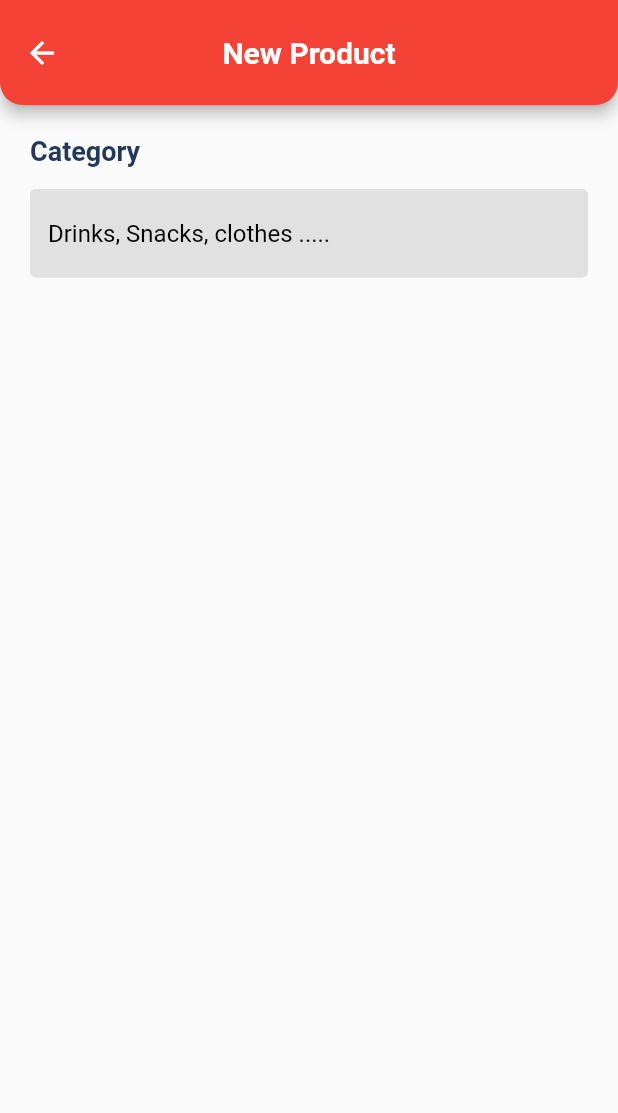
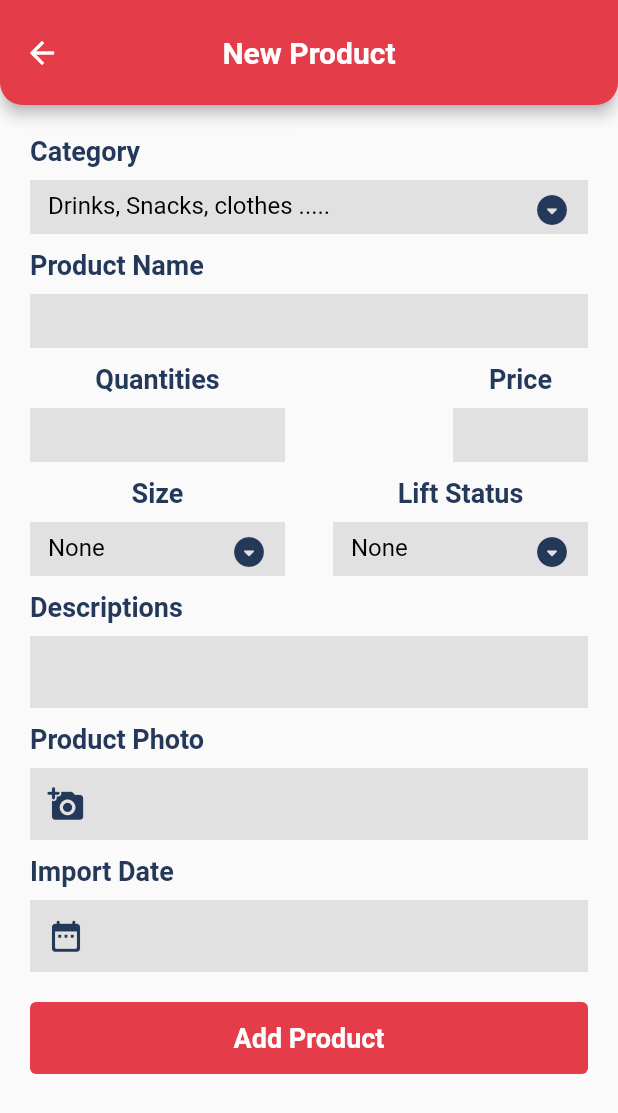
Before and after one commit to darot-chen/MyStockApp, a Flutter app: the screen it shows after launch, after a tap on the "add" icon, on a phone screen of 412 x 824 dp. Shown: the top 1113 px of the screen. Run offline on Flutter 3.47's test engine with Material 2 defaults, Android fonts, the phone set to English and light mode, and no system bars.

Commit message:
close 3 add product screen

```diff
--- a/lib/main.dart
+++ b/lib/main.dart
@@ -8,11 +8,23 @@ void main() {
 class MyApp extends StatelessWidget {
   @override
   Widget build(BuildContext context) {
+    const MaterialColor textColor = MaterialColor(0xFFE53C49, <int, Color>{
+      50: Color(0xFFE53C49),
+      100: Color(0xFFE53C49),
+      200: Color(0xFFE53C49),
+      300: Color(0xFFE53C49),
+      400: Color(0xFFE53C49),
+      500: Color(0xFFE53C49),
+      600: Color(0xFFE53C49),
+      700: Color(0xFFE53C49),
+      800: Color(0xFFE53C49),
+      900: Color(0xFFE53C49),
+    });
     return MaterialApp(
       debugShowCheckedModeBanner: false,
       title: 'Flutter Demo',
       theme: ThemeData(
-        primarySwatch: Colors.red,
+        primarySwatch: textColor,
       ),
       home: NavigationTabBar(),
     );
--- a/lib/screens/add_product.dart
+++ /dev/null
@@ -1,63 +0,0 @@
-import 'package:flutter/material.dart';
-import 'package:my_stock/components/my_app_bar.dart';
-
-class AddProductPage extends StatefulWidget {
-  @override
-  _AddProductPageState createState() => _AddProductPageState();
-}
-
-class _AddProductPageState extends State<AddProductPage> {
-  @override
-  Widget build(BuildContext context) {
-    return Scaffold(
-      appBar: MyAppBar(title: 'New Product'),
-      body: _buildBody,
-    );
-  }
-
-  get _buildBody {
-    return Container(
-      padding: EdgeInsets.all(20),
-      child: ListView(
-        children: [
-          _buildCategory,
-          SizedBox(height: 15,),
-          _buildcat,
-        ],
-      ),
-    );
-  }
-
-  get _buildCategory {
-    return Container(
-      child: Text(
-        'Category',
-        style: TextStyle(
-          color: Color(0xFF243859),
-          fontSize: 18,
-          fontWeight: FontWeight.bold,
-        ),
-      ),
-    );
-  }
-
-  get _buildcat{
-    return Container(
-      decoration: BoxDecoration(
-        color: Color(0xFFE1E1E1),
-        borderRadius: BorderRadius.circular(4),
-      ),
-      child: TextField(
-        decoration: InputDecoration(
-          enabledBorder: OutlineInputBorder(
-            borderRadius: BorderRadius.circular(4),
-            borderSide: BorderSide(color: Color(0xFFE1E1E1)),
-          ),
-          border: OutlineInputBorder(),
-          hintText: "Drinks, Snacks, clothes .....",
-          hintStyle: TextStyle(color: Color(0xFF000000),),
-        ),
-      ),
-    );
-  }
-}
--- /dev/null
+++ b/lib/screens/add_product_screen.dart
@@ -0,0 +1,506 @@
+import 'package:flutter/material.dart';
+import 'package:my_stock/components/my_app_bar.dart';
+import 'package:my_stock/screens/product_detail_screen.dart';
+
+class AddProductPage extends StatefulWidget {
+  @override
+  _AddProductPageState createState() => _AddProductPageState();
+}
+
+const MaterialColor _buttonTextColor = MaterialColor(0xFFE53C49, <int, Color>{
+  50: Color(0xFFE53C49),
+  100: Color(0xFFE53C49),
+  200: Color(0xFFE53C49),
+  300: Color(0xFFE53C49),
+  400: Color(0xFFE53C49),
+  500: Color(0xFFE53C49),
+  600: Color(0xFFE53C49),
+  700: Color(0xFFE53C49),
+  800: Color(0xFFE53C49),
+  900: Color(0xFFE53C49),
+});
+
+class _AddProductPageState extends State<AddProductPage> {
+  DateTime _date = DateTime.now();
+  Future<Null> _selectDate(BuildContext context) async {
+    DateTime _datePicker = await showDatePicker(
+      context: context,
+      initialDate: _date,
+      firstDate: DateTime(1999),
+      lastDate: DateTime(2050),
+      builder: (BuildContext context, Widget child) {
+        return Theme(
+          data: ThemeData(
+            primarySwatch: _buttonTextColor,
+            primaryColor: Color(0xFFE53C49),
+            accentColor: Color(0xFFE53C49),
+          ),
+          child: child,
+        );
+      },
+    );
+    if (_datePicker != null && _datePicker != _date) {
+      setState(() {
+        _date = _datePicker;
+        print(
+          _date.toString(),
+        );
+      });
+    }
+  }
+
+  @override
+  Widget build(BuildContext context) {
+    return Scaffold(
+      appBar: MyAppBar(title: 'New Product'),
+      body: _buildBody,
+    );
+  }
+
+  get _buildBody {
+    return Container(
+      padding: EdgeInsets.all(20),
+      child: ListView(
+        children: [
+          _buildCategory,
+          SizedBox(
+            height: 10,
+          ),
+          _buildProductName,
+          SizedBox(
+            height: 10,
+          ),
+          _buildQuantities,
+          SizedBox(
+            height: 10,
+          ),
+          _buildSizes,
+          SizedBox(
+            height: 10,
+          ),
+          _buildDescript,
+          SizedBox(
+            height: 10,
+          ),
+          _buildProductPhoto,
+          SizedBox(
+            height: 10,
+          ),
+          _buildImportDate,
+          SizedBox(
+            height: 20,
+          ),
+          _buildButtonAdd,
+        ],
+      ),
+    );
+  }
+
+  get _buildCategory {
+    return Container(
+      child: Column(
+        children: [
+          Container(
+            alignment: Alignment.topLeft,
+            child: Text(
+              'Category',
+              style: TextStyle(
+                color: Color(0xFF243859),
+                fontSize: 18,
+                fontWeight: FontWeight.bold,
+              ),
+            ),
+          ),
+          SizedBox(
+            height: 9,
+          ),
+          Container(
+            height: 36,
+            child: TextField(
+              autocorrect: true,
+              decoration: InputDecoration(
+                fillColor: Color(0xFFE1E1E1),
+                filled: true,
+                hintText: "Drinks, Snacks, clothes .....",
+                hintStyle: TextStyle(color: Color(0xFF000000)),
+                suffixIcon: IconButton(
+                    icon: Icon(
+                      Icons.arrow_drop_down_circle_rounded,
+                      size: 24,
+                      color: Color(0xFF243859),
+                    ),
+                    onPressed: () {}),
+                border: InputBorder.none,
+              ),
+            ),
+          ),
+        ],
+      ),
+    );
+  }
+
+  get _buildProductName {
+    return Container(
+      child: Column(
+        children: [
+          Container(
+            alignment: Alignment.topLeft,
+            child: Text(
+              'Product Name',
+              style: TextStyle(
+                color: Color(0xFF243859),
+                fontSize: 18,
+                fontWeight: FontWeight.bold,
+              ),
+            ),
+          ),
+          SizedBox(
+            height: 9,
+          ),
+          Container(
+            height: 36,
+            child: TextField(
+              autocorrect: true,
+              decoration: InputDecoration(
+                fillColor: Color(0xFFE1E1E1),
+                filled: true,
+                hintText: "",
+                hintStyle: TextStyle(color: Color(0xFF000000)),
+                border: InputBorder.none,
+              ),
+            ),
+          ),
+        ],
+      ),
+    );
+  }
+
+  get _buildQuantities {
+    return Container(
+      child: Row(
+        mainAxisAlignment: MainAxisAlignment.spaceBetween,
+        children: [
+          _buildQuantity,
+          _buildPrice,
+        ],
+      ),
+    );
+  }
+
+  get _buildQuantity {
+    return Container(
+      child: Column(
+        children: [
+          Container(
+            child: Text(
+              'Quantities',
+              style: TextStyle(
+                color: Color(0xFF243859),
+                fontSize: 18,
+                fontWeight: FontWeight.bold,
+              ),
+            ),
+          ),
+          SizedBox(
+            height: 9,
+          ),
+          Container(
+            height: 36,
+            width: 170,
+            child: TextField(
+              autocorrect: true,
+              decoration: InputDecoration(
+                fillColor: Color(0xFFE1E1E1),
+                filled: true,
+                hintText: "",
+                hintStyle: TextStyle(color: Color(0xFF000000)),
+                border: InputBorder.none,
+              ),
+            ),
+          ),
+        ],
+      ),
+    );
+  }
+
+  get _buildPrice {
+    return Container(
+      child: Column(
+        mainAxisAlignment: MainAxisAlignment.spaceBetween,
+        children: [
+          Container(
+            child: Text(
+              'Price',
+              style: TextStyle(
+                color: Color(0xFF243859),
+                fontSize: 18,
+                fontWeight: FontWeight.bold,
+              ),
+            ),
+          ),
+          SizedBox(
+            height: 9,
+          ),
+          Container(
+            height: 36,
+            width: 90,
+            child: TextField(
+              autocorrect: true,
+              decoration: InputDecoration(
+                fillColor: Color(0xFFE1E1E1),
+                filled: true,
+                hintText: "",
+                hintStyle: TextStyle(color: Color(0xFF000000)),
+                border: InputBorder.none,
+              ),
+            ),
+          ),
+        ],
+      ),
+    );
+  }
+
+  get _buildSizes {
+    return Container(
+      child: Row(
+        mainAxisAlignment: MainAxisAlignment.spaceBetween,
+        children: [
+          _buildSize,
+          _buildLiftStatus,
+        ],
+      ),
+    );
+  }
+
+  get _buildSize {
+    return Container(
+      child: Column(
+        children: [
+          Container(
+            alignment: Alignment.topLeft,
+            child: Text(
+              'Size',
+              style: TextStyle(
+                color: Color(0xFF243859),
+                fontSize: 18,
+                fontWeight: FontWeight.bold,
+              ),
+            ),
+          ),
+          SizedBox(
+            height: 9,
+          ),
+          Container(
+            height: 36,
+            width: 170,
+            child: TextField(
+              autocorrect: true,
+              decoration: InputDecoration(
+                fillColor: Color(0xFFE1E1E1),
+                filled: true,
+                hintText: "None",
+                hintStyle: TextStyle(color: Color(0xFF000000)),
+                suffixIcon: IconButton(
+                    icon: Icon(
+                      Icons.arrow_drop_down_circle_rounded,
+                      size: 24,
+                      color: Color(0xFF243859),
+                    ),
+                    onPressed: () {}),
+                border: InputBorder.none,
+              ),
+            ),
+          ),
+        ],
+      ),
+    );
+  }
+
+  get _buildLiftStatus {
+    return Container(
+      child: Column(
+        children: [
+          Container(
+            alignment: Alignment.topLeft,
+            child: Text(
+              'Lift Status',
+              style: TextStyle(
+                color: Color(0xFF243859),
+                fontSize: 18,
+                fontWeight: FontWeight.bold,
+              ),
+            ),
+          ),
+          SizedBox(
+            height: 9,
+          ),
+          Container(
+            height: 36,
+            width: 170,
+            child: TextField(
+              autocorrect: true,
+              decoration: InputDecoration(
+                fillColor: Color(0xFFE1E1E1),
+                filled: true,
+                hintText: "None",
+                hintStyle: TextStyle(color: Color(0xFF000000)),
+                suffixIcon: IconButton(
+                    icon: Icon(
+                      Icons.arrow_drop_down_circle_rounded,
+                      size: 24,
+                      color: Color(0xFF243859),
+                    ),
+                    onPressed: () {}),
+                border: InputBorder.none,
+              ),
+            ),
+          ),
+        ],
+      ),
+    );
+  }
+
+  get _buildDescript {
+    return Container(
+      child: Column(
+        children: [
+          Container(
+            alignment: Alignment.topLeft,
+            child: Text(
+              'Descriptions',
+              style: TextStyle(
+                color: Color(0xFF243859),
+                fontSize: 18,
+                fontWeight: FontWeight.bold,
+              ),
+            ),
+          ),
+          SizedBox(
+            height: 9,
+          ),
+          Container(
+            child: TextField(
+              autocorrect: true,
+              decoration: InputDecoration(
+                fillColor: Color(0xFFE1E1E1),
+                filled: true,
+                hintText: "",
+                hintStyle: TextStyle(color: Color(0xFF000000)),
+                border: InputBorder.none,
+              ),
+            ),
+          ),
+        ],
+      ),
+    );
+  }
+
+  get _buildProductPhoto {
+    return Container(
+      child: Column(
+        children: [
+          Container(
+            alignment: Alignment.topLeft,
+            child: Text(
+              'Product Photo',
+              style: TextStyle(
+                color: Color(0xFF243859),
+                fontSize: 18,
+                fontWeight: FontWeight.bold,
+              ),
+            ),
+          ),
+          SizedBox(
+            height: 9,
+          ),
+          Container(
+            child: TextField(
+              autocorrect: true,
+              decoration: InputDecoration(
+                fillColor: Color(0xFFE1E1E1),
+                filled: true,
+                hintText: "",
+                hintStyle: TextStyle(color: Color(0xFF000000)),
+                prefixIcon: IconButton(
+                    icon: Icon(
+                      Icons.add_a_photo_rounded,
+                      size: 25,
+                      color: Color(0xFF243859),
+                    ),
+                    onPressed: () {}),
+                border: InputBorder.none,
+              ),
+            ),
+          ),
+        ],
+      ),
+    );
+  }
+
+  get _buildImportDate {
+    return Container(
+      child: Column(
+        children: [
+          Container(
+            alignment: Alignment.topLeft,
+            child: Text(
+              'Import Date',
+              style: TextStyle(
+                color: Color(0xFF243859),
+                fontSize: 18,
+                fontWeight: FontWeight.bold,
+              ),
+            ),
+          ),
+          SizedBox(
+            height: 9,
+          ),
+          Container(
+            child: TextField(
+              autocorrect: true,
+              decoration: InputDecoration(
+                fillColor: Color(0xFFE1E1E1),
+                filled: true,
+                hintText: "",
+                hintStyle: TextStyle(color: Color(0xFF000000)),
+                prefixIcon: IconButton(
+                    icon: Icon(
+                      Icons.date_range_rounded,
+                      size: 25,
+                      color: Color(0xFF243859),
+                    ),
+                    onPressed: () {
+                      setState(() {
+                        _selectDate(context);
+                      });
+                    }),
+                border: InputBorder.none,
+              ),
+            ),
+          ),
+        ],
+      ),
+    );
+  }
+
+  get _buildButtonAdd {
+    return Container(
+      alignment: Alignment.center,
+      decoration: BoxDecoration(
+        color: Color(0xFFE53C49),
+        borderRadius: BorderRadius.circular(4),
+      ),
+      child: TextButton(
+        onPressed: () {},
+        child: Text(
+          "Add Product",
+          style: TextStyle(
+            color: Color(0xFFFFFFFF),
+            fontSize: 18,
+            fontWeight: FontWeight.bold,
+          ),
+        ),
+      ),
+    );
+  }
+}
--- a/lib/screens/home.dart
+++ b/lib/screens/home.dart
@@ -1,7 +1,7 @@
 import 'package:flutter/material.dart';
 import 'package:my_stock/components/my_app_bar.dart';
 import 'package:my_stock/databases/categories_data.dart';
-import 'package:my_stock/screens/add_product.dart';
+import 'package:my_stock/screens/add_product_screen.dart';
 
 class Home extends StatefulWidget {
   @override
--- /dev/null
+++ b/lib/screens/product_detail_screen.dart
@@ -0,0 +1,18 @@
+import 'package:flutter/material.dart';
+import 'package:my_stock/components/my_app_bar.dart';
+
+class ProductDetailPage extends StatefulWidget {
+  @override
+  _ProductDetailPageState createState() => _ProductDetailPageState();
+}
+
+class _ProductDetailPageState extends State<ProductDetailPage> {
+  @override
+  Widget build(BuildContext context) {
+    return Scaffold(
+      appBar: MyAppBar(
+        title: 'Coca Cola'
+      ),
+    );
+  }
+}
```
